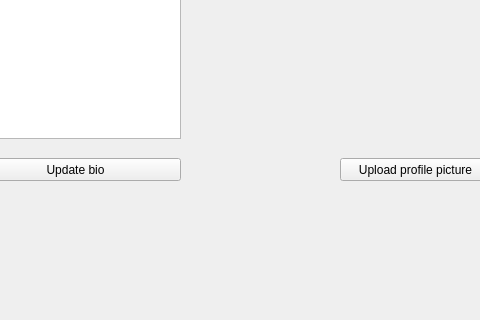
Qt form gui/main_window.ui (mGarbowski/pipr-piprbook) before a commit; both pictures show x 109 to 589 and y 280 to 600 of the 800 by 600 pixel window.
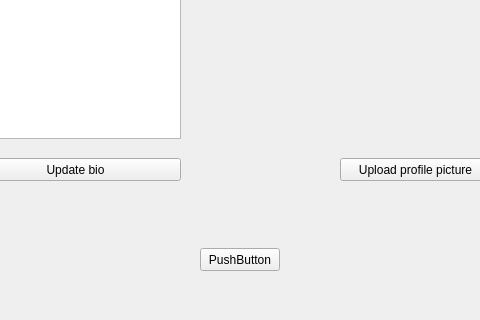
The same form after that commit.

The edit to the form file:
```diff
--- a/gui/main_window.ui
+++ b/gui/main_window.ui
@@ -138,6 +138,19 @@
          <string>Upload profile picture</string>
         </property>
        </widget>
+       <widget class="QPushButton" name="pushButton">
+        <property name="geometry">
+         <rect>
+          <x>300</x>
+          <y>500</y>
+          <width>80</width>
+          <height>23</height>
+         </rect>
+        </property>
+        <property name="text">
+         <string>PushButton</string>
+        </property>
+       </widget>
       </widget>
       <widget class="QWidget" name="messenger_page"/>
       <widget class="QWidget" name="invite_friends_page"/>
```
Left out of the diff: 5 changed lines with no effect on the pictures.
